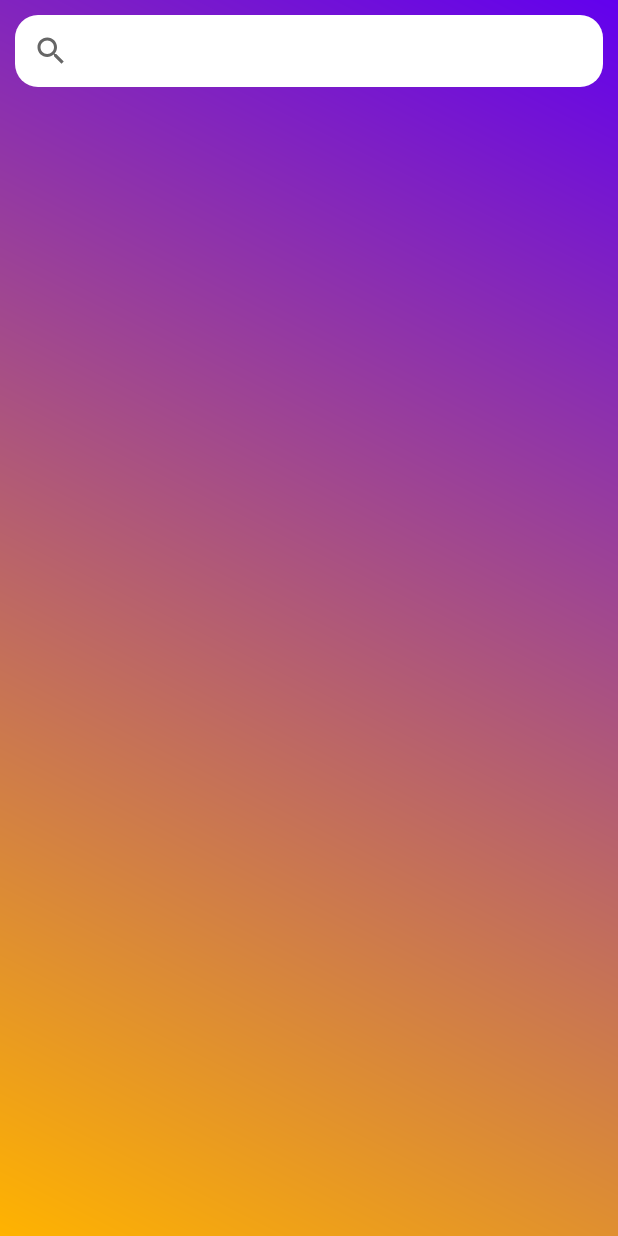
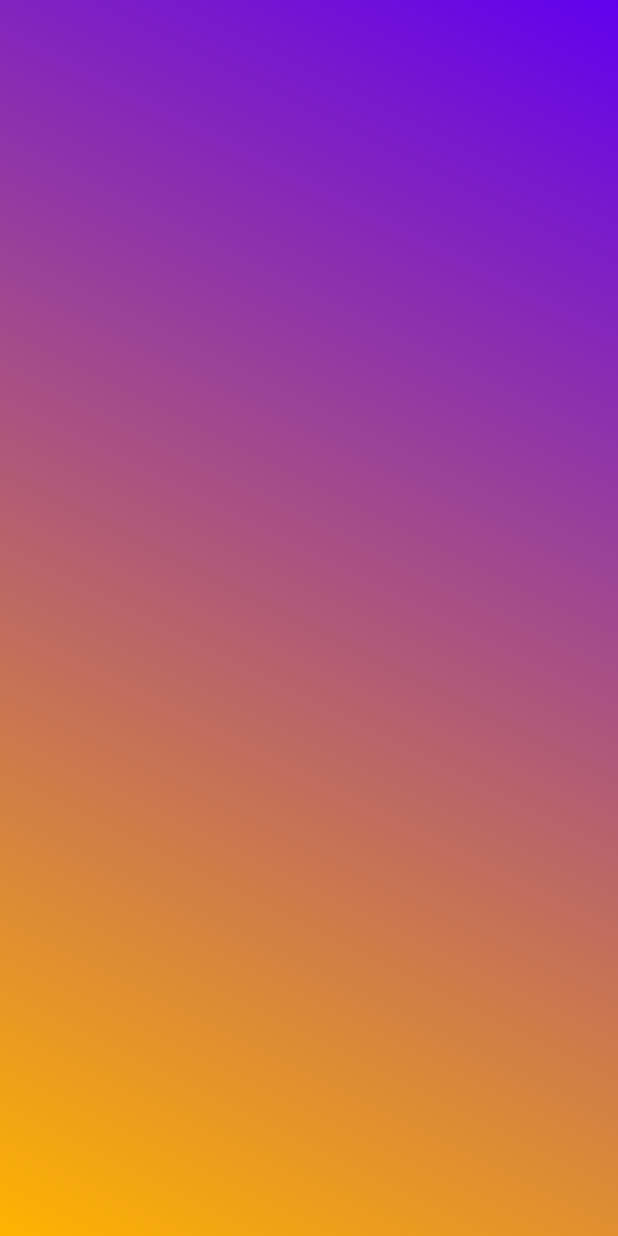
Before and after one commit to LarinEldar/Film-Search, an Android app: the layout fragment_home.xml on its own in the app's theme, with its tools: preview values and no code run, on a phone screen of 412 x 824 dp. Run offline under Robolectric (Android 15) with nearby library versions, the phone set to English and light mode, and no system bars.

Commit message:
homework 28

```diff
--- a/app/src/main/res/layout/fragment_home.xml
+++ b/app/src/main/res/layout/fragment_home.xml
@@ -5,24 +5,9 @@
     xmlns:tools="http://schemas.android.com/tools"
     android:layout_width="match_parent"
     android:layout_height="match_parent"
-    tools:context=".MainActivity"
-    android:background="@drawable/gradient_shape">
+    tools:context=".HomeFragment"
+    android:background="@drawable/gradient_shape"
+    android:id="@+id/fragment_home_root">
 
-    <SearchView
-        android:layout_width="match_parent"
-        android:layout_height="wrap_content"
-        android:id="@+id/search_view"
-        app:layout_constraintTop_toTopOf="parent"
-        android:background="@drawable/search_background"
-        android:layout_margin="10dp"/>
-
-    <androidx.recyclerview.widget.RecyclerView
-        android:id="@+id/recycler_view"
-        android:layout_width="match_parent"
-        android:layout_height="0dp"
-        app:layout_constraintTop_toBottomOf="@+id/search_view"
-        android:layout_margin="10dp"
-        app:layout_constraintBottom_toBottomOf="parent"
-        app:layoutManager="androidx.recyclerview.widget.LinearLayoutManager"/>
 
 </androidx.constraintlayout.widget.ConstraintLayout>
```
Also changed, not shown: app/src/main/java/ru/larineldar/filmsearch/HomeFragment.kt (+26 -2 lines), app/src/main/res/layout/merge_home_fragment_content.xml (added, +24 -0 lines).
